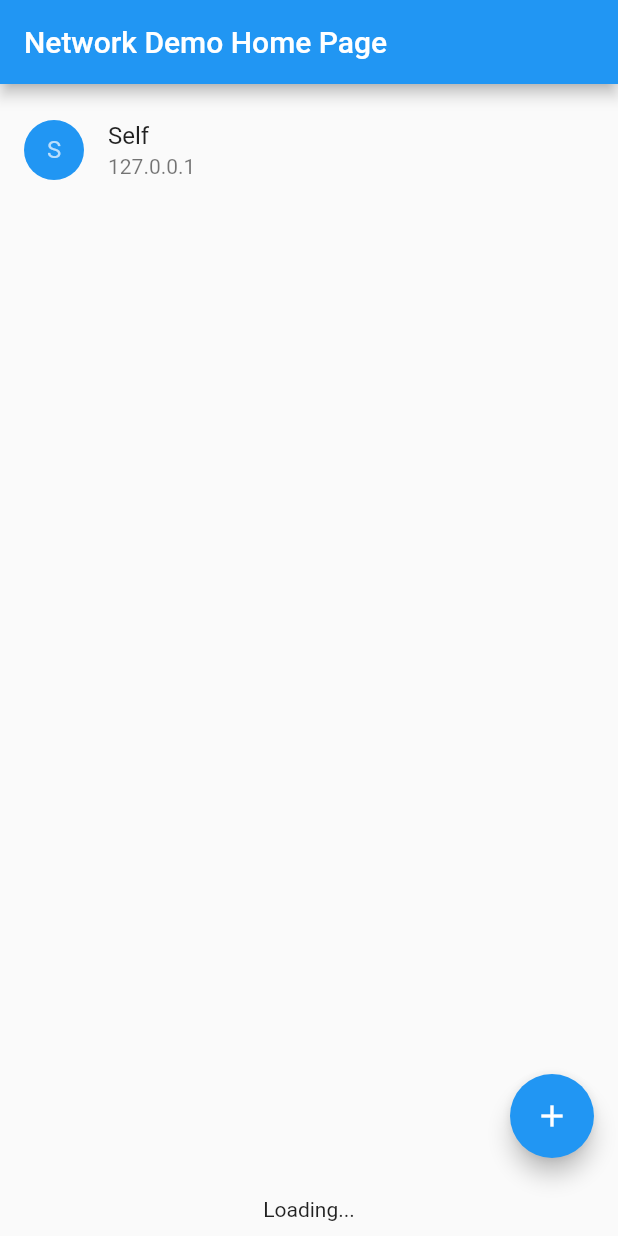
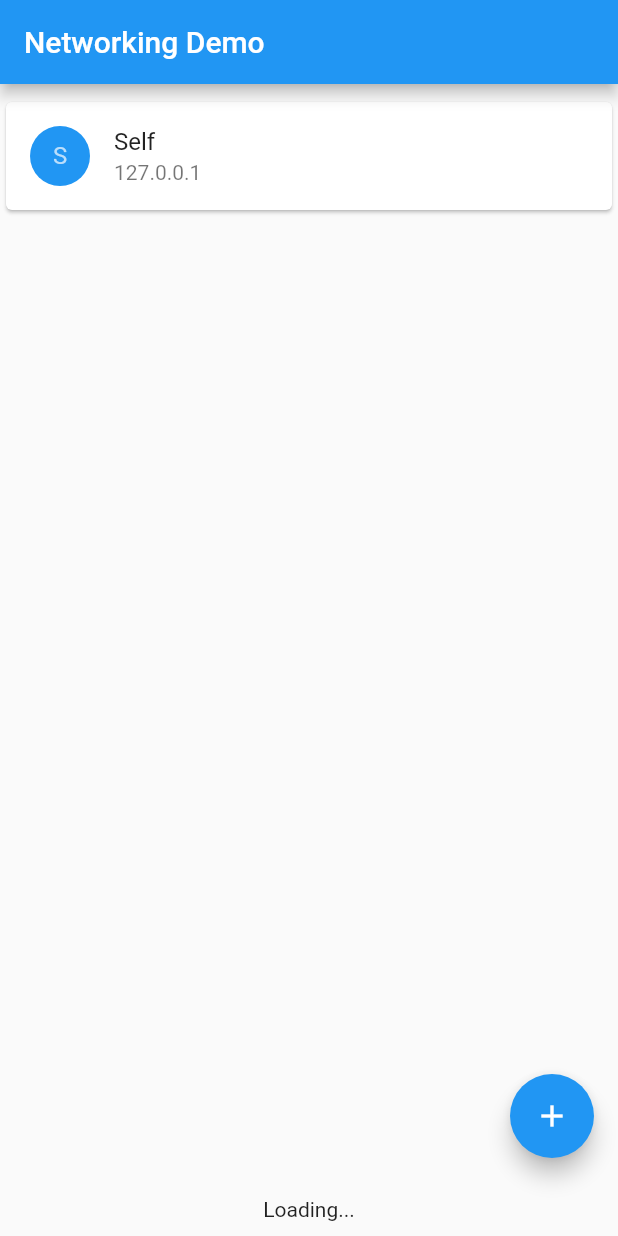
Before and after one commit to gjf2a/text_messenger, a Flutter app: the screen it shows after launch, on a phone screen of 412 x 824 dp. Run offline on Flutter 3.47's test engine with Material 2 defaults, Android fonts, the phone set to English and light mode, and no system bars; missing offline and left inert: mutex, network_info_plus.

Commit message:
Small UI cleanup, making a list of Cards, looks sweet.

```diff
--- a/lib/list_items.dart
+++ b/lib/list_items.dart
@@ -17,7 +17,8 @@ class FriendListItem extends StatelessWidget {
 
   @override
   Widget build(BuildContext context) {
-    return ListTile(
+    return Card(
+        child: ListTile(
       onTap: () {
         onListTapped(friend);
       },
@@ -32,6 +33,6 @@ class FriendListItem extends StatelessWidget {
         friend.name,
       ),
       subtitle: Text(friend.ipAddr),
-    );
+    ));
   }
 }
--- a/lib/main.dart
+++ b/lib/main.dart
@@ -23,7 +23,7 @@ class MyApp extends StatelessWidget {
         primarySwatch: Colors.blue,
         visualDensity: VisualDensity.adaptivePlatformDensity,
       ),
-      home: MyHomePage(title: 'Network Demo Home Page'),
+      home: MyHomePage(title: 'Networking Demo'),
     );
   }
 }
```
